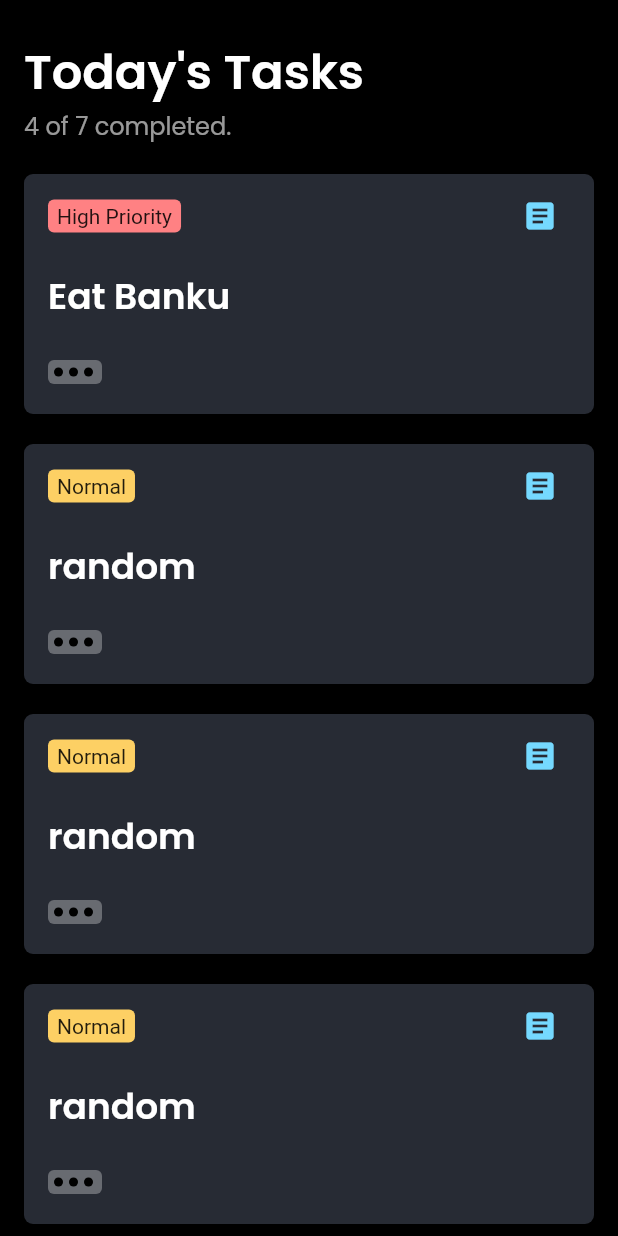
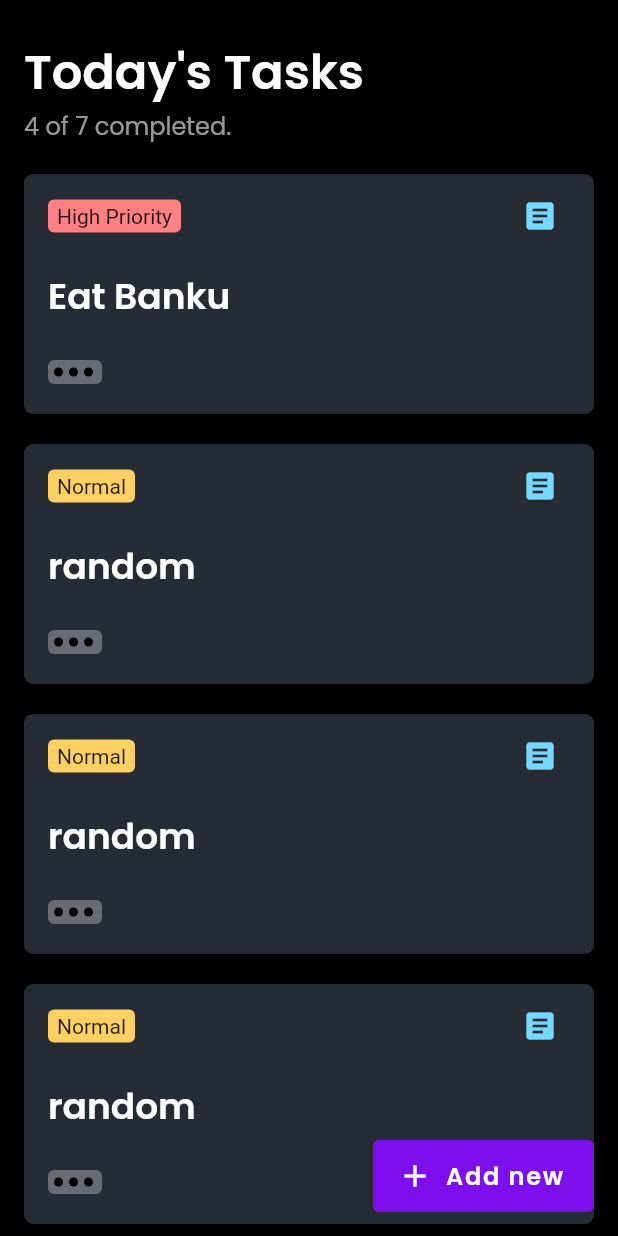
Before and after one commit to amenolabode/task_management, a Flutter app: the screen it shows after launch, on a phone screen of 412 x 824 dp. Run offline on Flutter 3.47's test engine with Material 2 defaults, Android fonts, the phone set to English and light mode, and no system bars.

Commit message:
created task detail page, navigation routes

```diff
--- a/lib/Components/task_card.dart
+++ b/lib/Components/task components/task_card.dart
@@ -1,6 +1,7 @@
 import 'package:flutter/material.dart';
 import 'package:task_management/Components/more_vertical.dart';
-import 'package:task_management/Components/task_list.dart';
+import 'package:task_management/Components/task%20components/task_list.dart';
+// import 'package:task_management/Components/task_list.dart';
 import 'package:task_management/styles.dart';
 // import 'package:task_management/globals.dart';
 
@@ -78,7 +79,7 @@ class _TaskCardState extends State<TaskCard> {
                           visible: visibilityToggle,
                           child: const Icon(
                             Icons.timelapse,
-                            color: primaryColor,
+                            color: fadedPrimaryColor,
                           ),
                         ),
                       ],
--- a/lib/Screens/task_view.dart
+++ b/lib/Screens/task_view.dart
@@ -1,5 +1,7 @@
 import 'package:flutter/material.dart';
-import 'package:task_management/Components/task_card.dart';
+import 'package:task_management/Components/task%20components/task_card.dart';
+import 'package:task_management/Screens/task_details/task_details.dart';
+// import 'package:task_management/Components/task_card.dart';
 import 'package:task_management/styles.dart';
 
 class TaskHome extends StatelessWidget {
@@ -8,9 +10,24 @@ class TaskHome extends StatelessWidget {
   @override
   Widget build(BuildContext context) {
     return Scaffold(
-      // appBar: AppBar(
-      //   title: Text("Task Manager"),
-      // ),
+      floatingActionButton: FloatingActionButton.extended(
+        onPressed: () {
+          Navigator.push(
+            context,
+            MaterialPageRoute(builder: (context) => const TaskDetails()),
+          );
+        },
+        label: Text(
+          "Add new",
+          style: bodyBoldStyle,
+        ),
+        icon: Icon(Icons.add),
+        shape: RoundedRectangleBorder(
+          borderRadius: BorderRadius.circular(4),
+        ),
+        backgroundColor: primaryColor,
+        elevation: 0,
+      ),
       body: Stack(
         children: [
           Container(
@@ -38,28 +55,42 @@ class TaskHome extends StatelessWidget {
               const TaskCard(
                 cardStatus: "High Priority",
                 taskNote: "Eat Banku",
-                priorityColor: Color(0xffFF8183),
+                priorityColor: redColor,
                 subTaskListOne: "Yeah",
                 subTaskListTwo: "Durrhhh",
               ),
               const TaskCard(
                 cardStatus: "Normal",
                 taskNote: "random",
-                priorityColor: Color(0xffFDD064),
+                priorityColor: yellowColor,
                 subTaskListOne: "Yeteey",
                 subTaskListTwo: "Explain this",
               ),
               const TaskCard(
                 cardStatus: "Normal",
                 taskNote: "random",
-                priorityColor: Color(0xffFDD064),
+                priorityColor: yellowColor,
                 subTaskListOne: "Yeteey",
                 subTaskListTwo: "Explain this",
               ),
               const TaskCard(
                 cardStatus: "Normal",
                 taskNote: "random",
-                priorityColor: Color(0xffFDD064),
+                priorityColor: yellowColor,
+                subTaskListOne: "Yeteey",
+                subTaskListTwo: "Explain this",
+              ),
+              const TaskCard(
+                cardStatus: "Normal",
+                taskNote: "random",
+                priorityColor: yellowColor,
+                subTaskListOne: "Yeteey",
+                subTaskListTwo: "Explain this",
+              ),
+              const TaskCard(
+                cardStatus: "Normal",
+                taskNote: "random",
+                priorityColor: yellowColor,
                 subTaskListOne: "Yeteey",
                 subTaskListTwo: "Explain this",
               ),
--- a/lib/app.dart
+++ b/lib/app.dart
@@ -1,5 +1,5 @@
 import 'package:flutter/material.dart';
-// import 'package:task_management/Components/task_card.dart';
+import 'package:task_management/Screens/task_details/task_details.dart';
 import 'package:task_management/Screens/task_view.dart';
 
 class MyApp extends StatelessWidget {
@@ -13,7 +13,11 @@ class MyApp extends StatelessWidget {
       theme: ThemeData(
         primarySwatch: Colors.blue,
       ),
-      home: const TaskHome(),
+      routes: {
+        '/tasklist': (context) => const TaskDetails(),
+        '/homepage': (context) => const TaskHome(),
+      },
+      home: Stack(children: [TaskHome()]),
     );
   }
 }
--- a/lib/styles.dart
+++ b/lib/styles.dart
@@ -24,6 +24,12 @@ const TextStyle bodyTextStyle = TextStyle(
     fontWeight: FontWeight.w400,
     color: Colors.white);
 
+const TextStyle bodyBoldStyle = TextStyle(
+    fontFamily: "Poppins",
+    fontSize: 16,
+    fontWeight: FontWeight.w600,
+    color: Colors.white);
+
 const TextStyle bodyTextStyleGrey = TextStyle(
     fontFamily: "Poppins",
     fontSize: 16,
@@ -31,6 +37,9 @@ const TextStyle bodyTextStyleGrey = TextStyle(
     color: Colors.white60);
 
 const Color primaryColor = Color(0xff7D0FEC);
-const Color yellowColor = Color(0xff7D0FEC);
+const Color fadedPrimaryColor = Color(0xffB46EF4);
 const Color cardColor = Color(0xff272B34);
 const Color articleColor = Color(0xff75D9FF);
+const Color backgroundColor = Color(0xff1B1E24);
+const Color yellowColor = Color(0xffFDD064);
+const Color redColor = Color(0xffFF8183);
```
Also changed, not shown: lib/Screens/task_details/task_details.dart (added, +30 -0 lines), lib/Components/task components/task_list.dart (renamed from lib/Components/task_list.dart).
